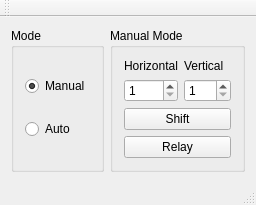
Before: the Qt Designer form Desktop/MSVC/Dashboard/Dashboard/mainwindow.ui in sky-mart/xray, drawn with Qt 5.
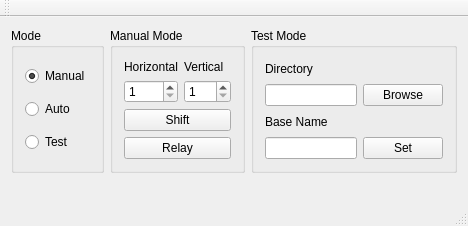
After: the same form once the commit is applied.

Commit message: Fixed bug with magnitude square. Added noise to gen_samples and some interface features

What changed in the file:
```diff
--- a/Desktop/MSVC/Dashboard/Dashboard/mainwindow.ui
+++ b/Desktop/MSVC/Dashboard/Dashboard/mainwindow.ui
@@ -6,15 +6,17 @@
    <rect>
     <x>0</x>
     <y>0</y>
-    <width>224</width>
-    <height>205</height>
+    <width>468</width>
+    <height>226</height>
    </rect>
   </property>
   <property name="windowTitle">
    <string>MainWindow</string>
   </property>
   <widget class="QWidget" name="centralWidget">
-   <layout class="QHBoxLayout" name="horizontalLayout_2">
+   <layout class="QVBoxLayout" name="verticalLayout_6">
+    <item>
+     <layout class="QHBoxLayout" name="horizontalLayout_4">
     <item>
      <widget class="QGroupBox" name="groupBox">
       <property name="title">
@@ -38,6 +40,13 @@
          </property>
         </widget>
        </item>
+         <item>
+          <widget class="QRadioButton" name="testButton">
+           <property name="text">
+            <string>Test</string>
+           </property>
+          </widget>
+         </item>
       </layout>
      </widget>
     </item>
@@ -110,6 +119,72 @@
       </layout>
      </widget>
     </item>
+      <item>
+       <widget class="QGroupBox" name="groupBox_3">
+        <property name="title">
+         <string>Test Mode</string>
+        </property>
+        <layout class="QVBoxLayout" name="verticalLayout_5">
+         <item>
+          <widget class="QLabel" name="label_4">
+           <property name="text">
+            <string>Directory</string>
+           </property>
+          </widget>
+         </item>
+         <item>
+          <layout class="QHBoxLayout" name="horizontalLayout_2">
+           <item>
+            <widget class="QLineEdit" name="testDirLine"/>
+           </item>
+           <item>
+            <widget class="QPushButton" name="testDirButton">
+             <property name="text">
+              <string>Browse</string>
+             </property>
+            </widget>
+           </item>
+          </layout>
+         </item>
+         <item>
+          <widget class="QLabel" name="label_5">
+           <property name="text">
+            <string>Base Name</string>
+           </property>
+          </widget>
+         </item>
+         <item>
+          <layout class="QHBoxLayout" name="horizontalLayout_3">
+           <item>
+            <widget class="QLineEdit" name="testBaseNameLine"/>
+           </item>
+           <item>
+            <widget class="QPushButton" name="testBaseNameButton">
+             <property name="text">
+              <string>Set</string>
+             </property>
+            </widget>
+           </item>
+          </layout>
+         </item>
+        </layout>
+       </widget>
+      </item>
+     </layout>
+    </item>
+    <item>
+     <widget class="QLabel" name="statusLabel">
+      <property name="sizePolicy">
+       <sizepolicy hsizetype="Preferred" vsizetype="Fixed">
+        <horstretch>0</horstretch>
+        <verstretch>0</verstretch>
+       </sizepolicy>
+      </property>
+      <property name="text">
+       <string/>
+      </property>
+     </widget>
+    </item>
    </layout>
   </widget>
   <widget class="QMenuBar" name="menuBar">
```
Left out of the diff: 2 changed lines with no effect on the pictures. Lines whose indentation alone changed are shown as unchanged. The commit also changes 7 other files.
